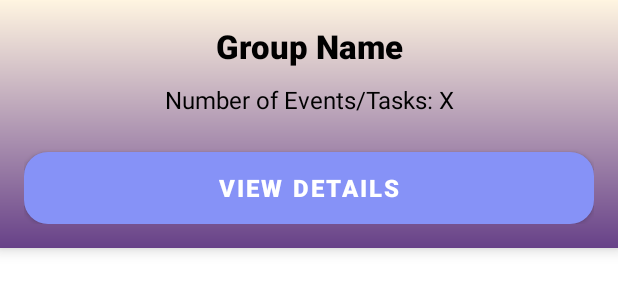
After one commit to ChuangJunHan/MAD_Project, an Android app: the layout item_group.xml on its own in the app's theme, with its tools: preview values and no code run, on a phone screen of 412 x 824 dp. The commit adds this screen. Shown: the top 300 px of the screen. Run offline under Robolectric (Android 15) with nearby library versions, the light colour scheme and no system bars.

Commit message:
changed group view

```diff
--- a/app/src/main/java/com/sp/mad_project/splashScreen.java
+++ b/app/src/main/java/com/sp/mad_project/splashScreen.java
@@ -23,13 +23,13 @@ public class splashScreen extends AppCompatActivity {
         mediaPlayer.start();
 
         // Schedule the fade-out and transition after 4 seconds
-        new Handler().postDelayed(() -> fadeOutMusicAndTransition(), 4000);
+        new Handler().postDelayed(() -> fadeOutMusicAndTransition(), 2000);
     }
 
     private void fadeOutMusicAndTransition() {
         // Gradually reduce the volume of the music
         final Handler fadeHandler = new Handler();
-        final int fadeDuration = 2000; // 2 seconds for the fade-out
+        final int fadeDuration = 1000; // 2 seconds for the fade-out
         final int fadeStep = 100; // Step interval in milliseconds
         final float fadeStepVolume = volume / (fadeDuration / fadeStep);
 
--- /dev/null
+++ b/app/src/main/res/layout/item_group.xml
@@ -0,0 +1,50 @@
+<LinearLayout
+    xmlns:android="http://schemas.android.com/apk/res/android"
+    android:layout_width="match_parent"
+    android:layout_height="wrap_content"
+    android:orientation="vertical"
+    android:padding="16dp"
+    android:background="@drawable/background_gradient"
+    android:layout_marginBottom="12dp"
+    android:elevation="6dp"
+    android:clipToOutline="true">
+
+    <!-- Group Name -->
+    <TextView
+        android:id="@+id/groupName"
+        android:layout_width="match_parent"
+        android:layout_height="wrap_content"
+        android:paddingBottom="10dp"
+        android:text="Group Name"
+        android:textAlignment="center"
+        android:textColor="@android:color/black"
+        android:textSize="22sp"
+        android:textStyle="bold"
+        android:fontFamily="sans-serif-medium" />
+
+    <!-- Event Count or Task Count -->
+    <TextView
+        android:id="@+id/groupInfo"
+        android:layout_width="match_parent"
+        android:layout_height="wrap_content"
+        android:paddingBottom="12dp"
+        android:text="Number of Events/Tasks: X"
+        android:textAlignment="center"
+        android:textColor="@android:color/black"
+        android:textSize="16sp"
+        android:fontFamily="sans-serif" />
+
+    <!-- View Details Button -->
+    <Button
+        android:id="@+id/viewGroupDetailsButton"
+        android:layout_width="match_parent"
+        android:layout_height="48dp"
+        android:layout_marginTop="12dp"
+        android:backgroundTint="?attr/colorPrimary"
+        android:text="View Details"
+        android:textColor="@android:color/white"
+        android:textSize="16sp"
+        android:textStyle="bold"
+        android:fontFamily="sans-serif-medium"
+        android:background="@drawable/rounded_button" />
+</LinearLayout>
```
Also changed, not shown: app/src/main/java/com/sp/mad_project/Group.java (+21 -1 lines), app/src/main/java/com/sp/mad_project/chatGroups.java (+13 -28 lines), app/src/main/java/com/sp/mad_project/databaseHelper.java (+49 -22 lines), app/src/main/java/com/sp/mad_project/groupAdapter.java (added, +67 -0 lines), app/src/main/java/com/sp/mad_project/taskGroups.java (+13 -32 lines), app/src/main/res/layout/activity_chat_groups.xml (+38 -13 lines).
